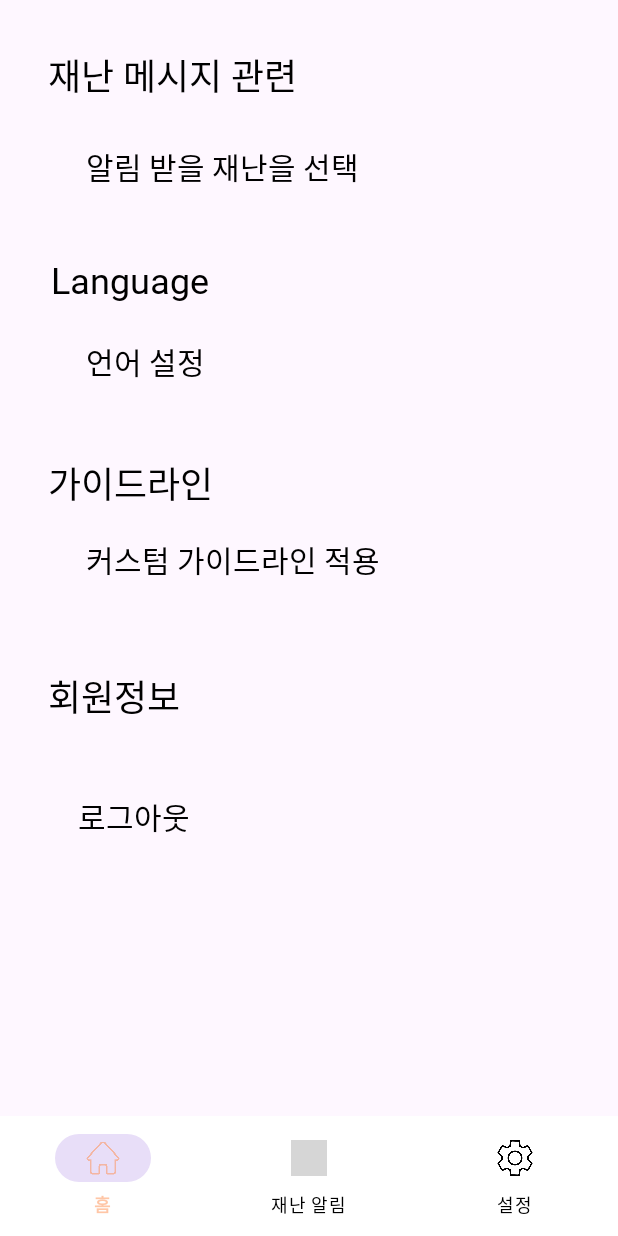
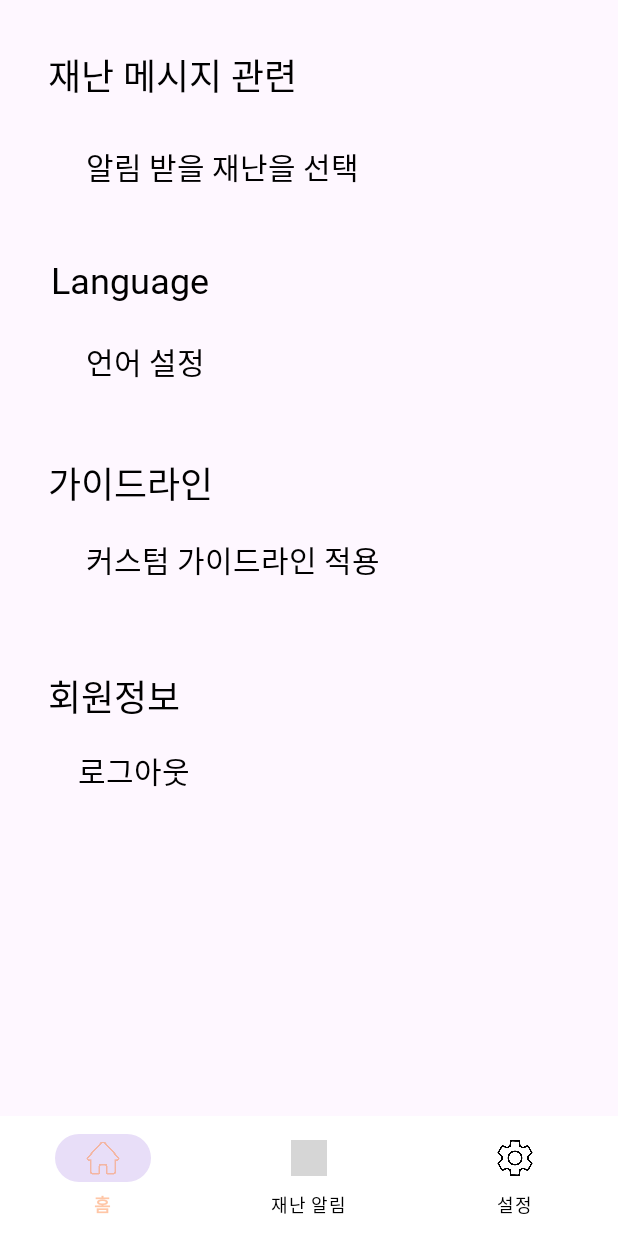
Before and after one commit to Beacon-2023/Beacon-frontend, an Android app: the fragment settingsFragment placed in its activity, on a phone screen of 412 x 824 dp. Run offline under Robolectric (Android 15) with nearby library versions, the phone set to English and light mode, and no system bars; libraries missing offline, so code that uses them is left out: com.naver.maps; 1 statement that could not run was skipped; grey boxes are pictures that could not be loaded.

Commit message:
[ADD] 추가 번역 작업

```diff
--- a/app/src/main/res/layout/fragment_settings.xml
+++ b/app/src/main/res/layout/fragment_settings.xml
@@ -114,7 +114,7 @@
         android:layout_width="wrap_content"
         android:layout_height="wrap_content"
         android:layout_marginStart="45dp"
-        android:layout_marginBottom="255dp"
+        android:layout_marginTop="8dp"
         android:background="#00ff0000"
         android:fontFamily="@font/fontlight"
         android:text="@string/setting_logout"
@@ -124,8 +124,8 @@
         app:layout_constraintEnd_toEndOf="parent"
         app:layout_constraintHorizontal_bias="0.0"
         app:layout_constraintStart_toStartOf="parent"
-        app:layout_constraintTop_toTopOf="parent"
-        app:layout_constraintVertical_bias="1.0" />
+        app:layout_constraintTop_toBottomOf="@+id/txt_settingsPhrase4"
+        app:layout_constraintVertical_bias="0.0" />
 
     <TextView
         android:id="@+id/btn_setDisaster"
```
Also changed, not shown: app/src/main/res/values/strings.xml (+7 -0 lines), 4 other files.
